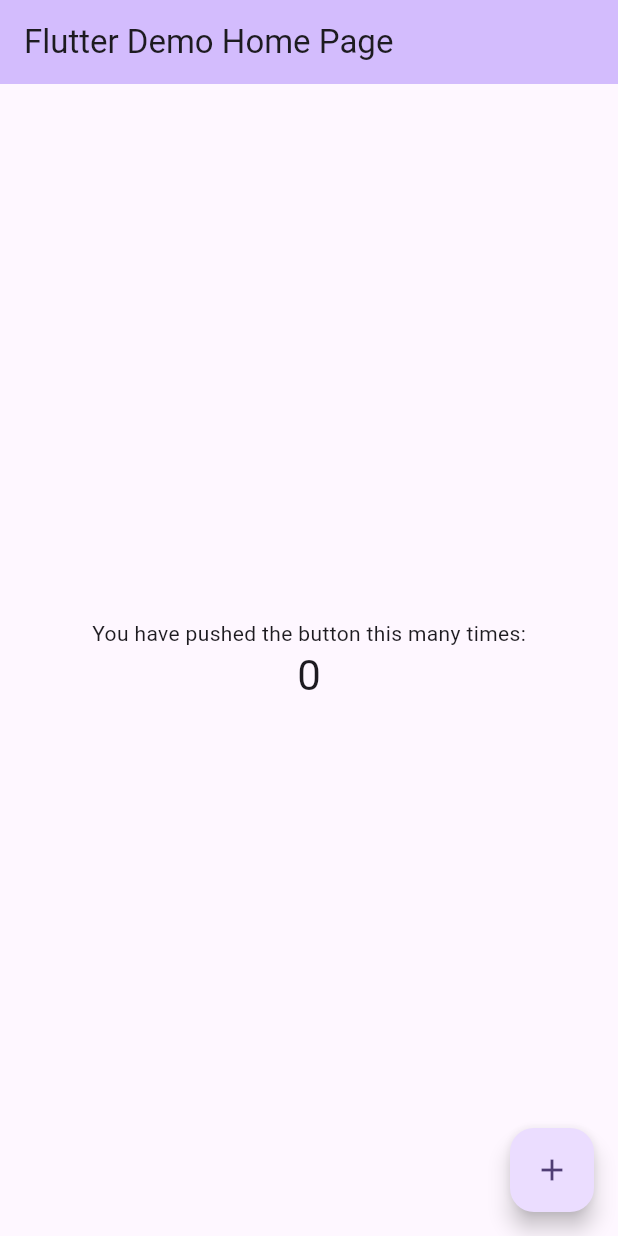
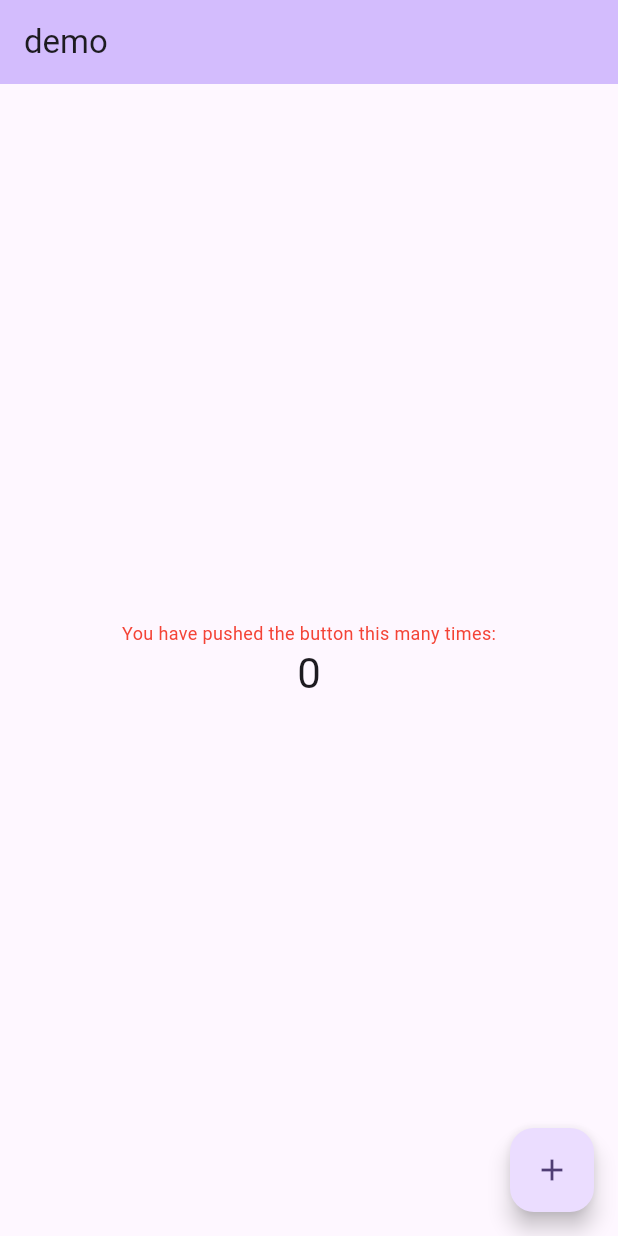
Before and after one commit to iqbalgany/flutter-batch-10, a Flutter app: the screen it shows after launch, on a phone screen of 412 x 824 dp. Run offline on Flutter 3.47's test engine with Material 3 defaults, Android fonts, the phone set to English and light mode, and no system bars.

Commit message:
feat: add home page and counter widget

```diff
--- a/lib/main.dart
+++ b/lib/main.dart
@@ -1,5 +1,5 @@
 import 'package:flutter/material.dart';
-import 'package:flutter_batch_10/screens/home_page.dart';
+import 'package:flutter_batch_10/pages/home_page.dart';
 
 void main() {
   runApp(const MyApp());
@@ -8,13 +8,11 @@ void main() {
 class MyApp extends StatelessWidget {
   const MyApp({super.key});
 
-  // This widget is the root of your application.
   @override
   Widget build(BuildContext context) {
     return MaterialApp(
-      title: 'Flutter Demo',
       theme: ThemeData(colorScheme: .fromSeed(seedColor: Colors.deepPurple)),
-      home: const MyHomePage(title: 'Flutter Demo Home Page'),
+      home: const MyHomePage(title: 'demo'),
     );
   }
 }
--- a/lib/screens/home_page.dart
+++ b/lib/pages/home_page.dart
@@ -1,4 +1,5 @@
 import 'package:flutter/material.dart';
+import 'package:flutter_batch_10/widgets/counter_text_widget.dart';
 
 class MyHomePage extends StatefulWidget {
   final String title;
@@ -9,36 +10,24 @@ class MyHomePage extends StatefulWidget {
 }
 
 class _MyHomePageState extends State<MyHomePage> {
+  int _counter = 0;
+
+  void incrementCounter() {
+    setState(() {
+      _counter++;
+    });
+  }
+
   @override
   Widget build(BuildContext context) {
-    int _counter = 0;
-
-    void _incrementCounter() {
-      setState(() {
-        _counter++;
-      });
-    }
-
     return Scaffold(
       appBar: AppBar(
         backgroundColor: Theme.of(context).colorScheme.inversePrimary,
-
         title: Text(widget.title),
       ),
-      body: Center(
-        child: Column(
-          mainAxisAlignment: .center,
-          children: [
-            const Text('You have pushed the button this many times:'),
-            Text(
-              '$_counter',
-              style: Theme.of(context).textTheme.headlineMedium,
-            ),
-          ],
-        ),
-      ),
+      body: Center(child: CounterTextWidget(counter: _counter)),
       floatingActionButton: FloatingActionButton(
-        onPressed: _incrementCounter,
+        onPressed: incrementCounter,
         tooltip: 'Increment',
         child: const Icon(Icons.add),
       ),
--- /dev/null
+++ b/lib/widgets/counter_text_widget.dart
@@ -0,0 +1,20 @@
+import 'package:flutter/material.dart';
+
+class CounterTextWidget extends StatelessWidget {
+  final int counter;
+  const CounterTextWidget({super.key, required this.counter});
+
+  @override
+  Widget build(BuildContext context) {
+    return Column(
+      mainAxisAlignment: .center,
+      children: [
+        const Text(
+          'You have pushed the button this many times:',
+          style: TextStyle(color: Colors.red, fontSize: 12),
+        ),
+        Text('$counter', style: Theme.of(context).textTheme.headlineMedium),
+      ],
+    );
+  }
+}
```
